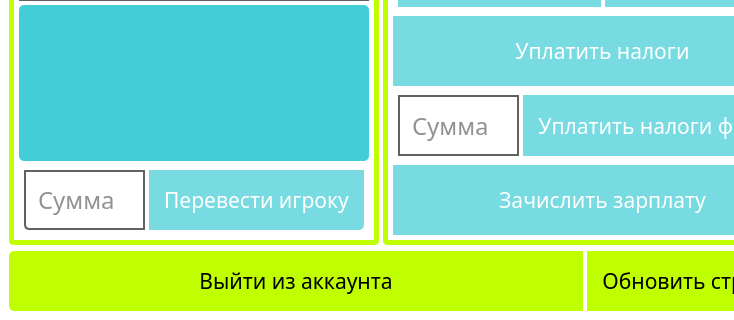
First picture: the form in forms/banknfcwindow.ui, repository FloppedWaffle/EconomicGameCardClient, before the edit; both pictures show x 0 to 734 and y 335 to 655 of the 831 by 655 pixel window.
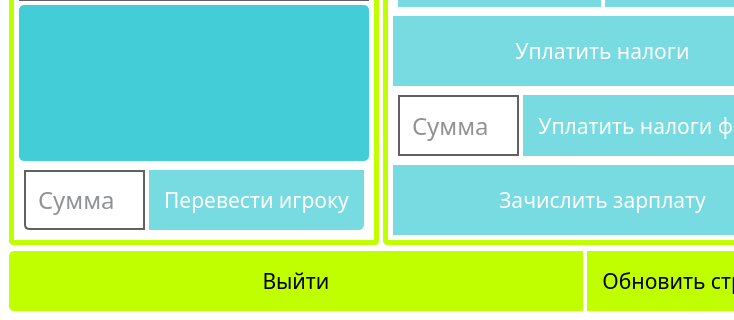
Second picture: the form after the edit. Icons and pictures are not drawn.

The edit to the form file:
```diff
--- a/forms/banknfcwindow.ui
+++ b/forms/banknfcwindow.ui
@@ -1139,7 +1139,7 @@
           <string notr="true"/>
          </property>
          <property name="text">
-          <string>Выйти из аккаунта</string>
+          <string>Выйти</string>
          </property>
         </widget>
        </item>
```
